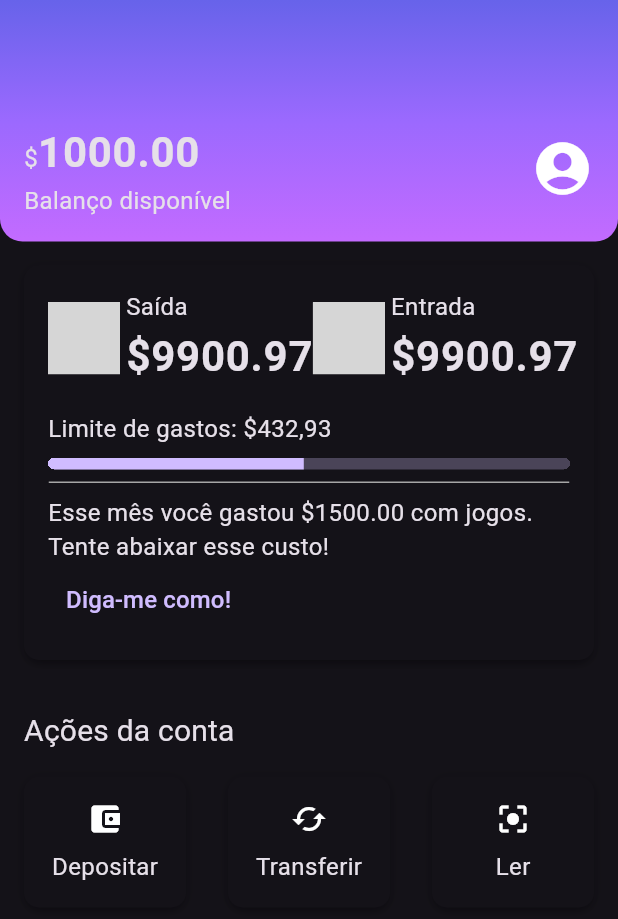
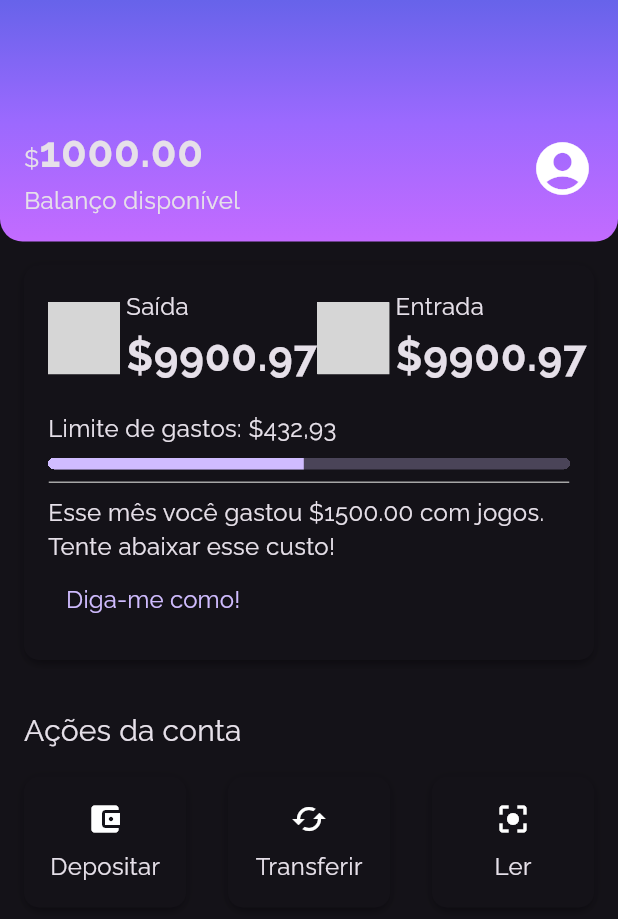
Before and after one commit to leonardo-silva/flutter-alubank, a Flutter app: the screen it shows after launch, on a phone screen of 412 x 824 dp. Shown: the top 919 px of the screen. Run offline on Flutter 3.47's test engine with Material 3 defaults, Android fonts, the light colour scheme and no system bars; grey boxes are pictures that could not be loaded.

Commit message:
feat: new font-family = Raleway

```diff
--- a/lib/themes/my_theme.dart
+++ b/lib/themes/my_theme.dart
@@ -5,6 +5,7 @@ ThemeData myTheme = ThemeData(
   primarySwatch: ThemeColors.primaryColor,
   primaryColor: ThemeColors.primaryColor,
   brightness: Brightness.dark,
+  fontFamily: 'Raleway',
   textTheme: TextTheme(
     bodyMedium: TextStyle(fontSize: 16),
     bodyLarge: TextStyle(fontSize: 28, fontWeight: FontWeight.bold),
```
Also changed, not shown: pubspec.yaml (+8 -2 lines), fonts/Raleway-Bold.ttf (added), fonts/Raleway-Regular.ttf (added).
